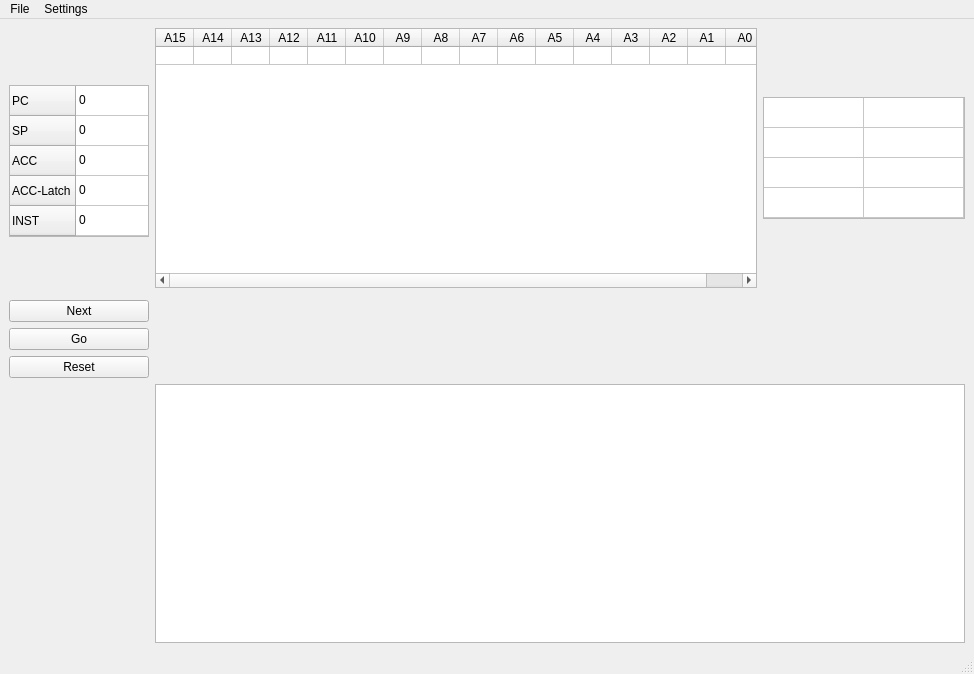
Qt form Code/ui/Intel8080_MainWindow.ui (NicoSchrodt/8-Bit-Simulator) before a commit.
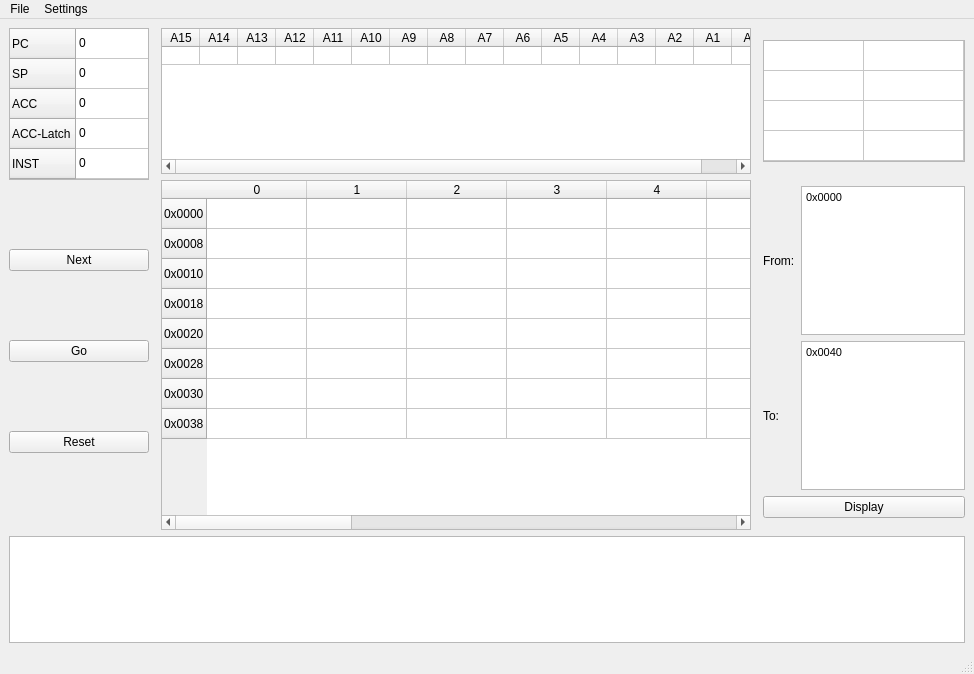
The same form after that commit.

Commit message: TEMP: Pushed changes to gui and prog_table functions

Diff of the .ui file:
```diff
--- a/Code/ui/Intel8080_MainWindow.ui
+++ b/Code/ui/Intel8080_MainWindow.ui
@@ -15,6 +15,133 @@
   </property>
   <widget class="QWidget" name="centralwidget">
    <layout class="QGridLayout" name="gridLayout">
+    <item row="1" column="2" rowspan="4">
+     <widget class="QTableWidget" name="ProgramMemory_table">
+      <property name="sizeAdjustPolicy">
+       <enum>QAbstractScrollArea::AdjustToContents</enum>
+      </property>
+      <row>
+       <property name="text">
+        <string>0x0000</string>
+       </property>
+      </row>
+      <row>
+       <property name="text">
+        <string>0x0008</string>
+       </property>
+      </row>
+      <row>
+       <property name="text">
+        <string>0x0010</string>
+       </property>
+      </row>
+      <row>
+       <property name="text">
+        <string>0x0018</string>
+       </property>
+      </row>
+      <row>
+       <property name="text">
+        <string>0x0020</string>
+       </property>
+      </row>
+      <row>
+       <property name="text">
+        <string>0x0028</string>
+       </property>
+      </row>
+      <row>
+       <property name="text">
+        <string>0x0030</string>
+       </property>
+      </row>
+      <row>
+       <property name="text">
+        <string>0x0038</string>
+       </property>
+      </row>
+      <column>
+       <property name="text">
+        <string>0</string>
+       </property>
+      </column>
+      <column>
+       <property name="text">
+        <string>1</string>
+       </property>
+      </column>
+      <column>
+       <property name="text">
+        <string>2</string>
+       </property>
+      </column>
+      <column>
+       <property name="text">
+        <string>3</string>
+       </property>
+      </column>
+      <column>
+       <property name="text">
+        <string>4</string>
+       </property>
+      </column>
+      <column>
+       <property name="text">
+        <string>5</string>
+       </property>
+      </column>
+      <column>
+       <property name="text">
+        <string>6</string>
+       </property>
+      </column>
+      <column>
+       <property name="text">
+        <string>7</string>
+       </property>
+      </column>
+      <column>
+       <property name="text">
+        <string>8</string>
+       </property>
+      </column>
+      <column>
+       <property name="text">
+        <string>9</string>
+       </property>
+      </column>
+      <column>
+       <property name="text">
+        <string>A</string>
+       </property>
+      </column>
+      <column>
+       <property name="text">
+        <string>B</string>
+       </property>
+      </column>
+      <column>
+       <property name="text">
+        <string>C</string>
+       </property>
+      </column>
+      <column>
+       <property name="text">
+        <string>D</string>
+       </property>
+      </column>
+      <column>
+       <property name="text">
+        <string>E</string>
+       </property>
+      </column>
+      <column>
+       <property name="text">
+        <string>F</string>
+       </property>
+      </column>
+     </widget>
+    </item>
     <item row="0" column="0" rowspan="2">
      <widget class="QTableWidget" name="Registers_table">
       <property name="sizePolicy">
@@ -107,20 +234,6 @@
       </item>
      </widget>
     </item>
-    <item row="2" column="0">
-     <widget class="QPushButton" name="next_button">
-      <property name="text">
-       <string>Next</string>
-      </property>
-     </widget>
-    </item>
-    <item row="4" column="0">
-     <widget class="QPushButton" name="reset_button">
-      <property name="text">
-       <string>Reset</string>
-      </property>
-     </widget>
-    </item>
     <item row="0" column="2">
      <widget class="QTableWidget" name="AddressLatch_table">
       <attribute name="horizontalHeaderVisible">
@@ -231,40 +344,7 @@
       </column>
      </widget>
     </item>
-    <item row="6" column="2" colspan="2">
-     <widget class="QTableWidget" name="Program_table">
-      <attribute name="horizontalHeaderVisible">
-       <bool>false</bool>
-      </attribute>
-      <attribute name="horizontalHeaderMinimumSectionSize">
-       <number>0</number>
-      </attribute>
-      <attribute name="horizontalHeaderDefaultSectionSize">
-       <number>0</number>
-      </attribute>
-      <attribute name="verticalHeaderVisible">
-       <bool>false</bool>
-      </attribute>
-      <column>
-       <property name="text">
-        <string/>
-       </property>
-      </column>
-      <column>
-       <property name="text">
-        <string/>
-       </property>
-      </column>
-     </widget>
-    </item>
-    <item row="3" column="0">
-     <widget class="QPushButton" name="go_button">
-      <property name="text">
-       <string>Go</string>
-      </property>
-     </widget>
-    </item>
-    <item row="0" column="3">
+    <item row="0" column="4">
      <widget class="QTableWidget" name="Register_array_table">
       <property name="sizePolicy">
        <sizepolicy hsizetype="Expanding" vsizetype="Minimum">
@@ -334,6 +414,104 @@
       </column>
      </widget>
     </item>
+    <item row="6" column="0" colspan="5">
+     <widget class="QTableWidget" name="Program_table">
+      <attribute name="horizontalHeaderVisible">
+       <bool>false</bool>
+      </attribute>
+      <attribute name="horizontalHeaderMinimumSectionSize">
+       <number>0</number>
+      </attribute>
+      <attribute name="horizontalHeaderDefaultSectionSize">
+       <number>0</number>
+      </attribute>
+      <attribute name="verticalHeaderVisible">
+       <bool>false</bool>
+      </attribute>
+      <column>
+       <property name="text">
+        <string/>
+       </property>
+      </column>
+      <column>
+       <property name="text">
+        <string/>
+       </property>
+      </column>
+     </widget>
+    </item>
+    <item row="2" column="0">
+     <layout class="QVBoxLayout" name="ProgramInstructions">
+      <item>
+       <widget class="QPushButton" name="next_button">
+        <property name="text">
+         <string>Next</string>
+        </property>
+       </widget>
+      </item>
+      <item>
+       <widget class="QPushButton" name="go_button">
+        <property name="text">
+         <string>Go</string>
+        </property>
+       </widget>
+      </item>
+      <item>
+       <widget class="QPushButton" name="reset_button">
+        <property name="text">
+         <string>Reset</string>
+        </property>
+       </widget>
+      </item>
+     </layout>
+    </item>
+    <item row="2" column="4">
+     <layout class="QGridLayout" name="MemoryDisplaySettings">
+      <item row="1" column="0">
+       <widget class="QLabel" name="label_2">
+        <property name="text">
+         <string>To:</string>
+        </property>
+       </widget>
+      </item>
+      <item row="0" column="1">
+       <widget class="QTextEdit" name="textEdit">
+        <property name="html">
+         <string>&lt;!DOCTYPE HTML PUBLIC &quot;-//W3C//DTD HTML 4.0//EN&quot; &quot;http://www.w3.org/TR/REC-html40/strict.dtd&quot;&gt;
+&lt;html&gt;&lt;head&gt;&lt;meta name=&quot;qrichtext&quot; content=&quot;1&quot; /&gt;&lt;style type=&quot;text/css&quot;&gt;
+p, li { white-space: pre-wrap; }
+&lt;/style&gt;&lt;/head&gt;&lt;body style=&quot; font-family:'MS Shell Dlg 2'; font-size:7.875pt; font-weight:400; font-style:normal;&quot;&gt;
+&lt;p style=&quot; margin-top:0px; margin-bottom:0px; margin-left:0px; margin-right:0px; -qt-block-indent:0; text-indent:0px;&quot;&gt;0x0000&lt;/p&gt;&lt;/body&gt;&lt;/html&gt;</string>
+        </property>
+       </widget>
+      </item>
+      <item row="1" column="1">
+       <widget class="QTextEdit" name="textEdit_2">
+        <property name="html">
+         <string>&lt;!DOCTYPE HTML PUBLIC &quot;-//W3C//DTD HTML 4.0//EN&quot; &quot;http://www.w3.org/TR/REC-html40/strict.dtd&quot;&gt;
+&lt;html&gt;&lt;head&gt;&lt;meta name=&quot;qrichtext&quot; content=&quot;1&quot; /&gt;&lt;style type=&quot;text/css&quot;&gt;
+p, li { white-space: pre-wrap; }
+&lt;/style&gt;&lt;/head&gt;&lt;body style=&quot; font-family:'MS Shell Dlg 2'; font-size:7.875pt; font-weight:400; font-style:normal;&quot;&gt;
+&lt;p style=&quot; margin-top:0px; margin-bottom:0px; margin-left:0px; margin-right:0px; -qt-block-indent:0; text-indent:0px;&quot;&gt;0x0040&lt;/p&gt;&lt;/body&gt;&lt;/html&gt;</string>
+        </property>
+       </widget>
+      </item>
+      <item row="0" column="0">
+       <widget class="QLabel" name="label">
+        <property name="text">
+         <string>From:</string>
+        </property>
+       </widget>
+      </item>
+      <item row="2" column="0" colspan="2">
+       <widget class="QPushButton" name="pushButton">
+        <property name="text">
+         <string>Display</string>
+        </property>
+       </widget>
+      </item>
+     </layout>
+    </item>
    </layout>
   </widget>
   <widget class="QMenuBar" name="menubar">
```
Left out of the diff: 2 changed lines with no effect on the pictures. The commit also changes 1 other file.
